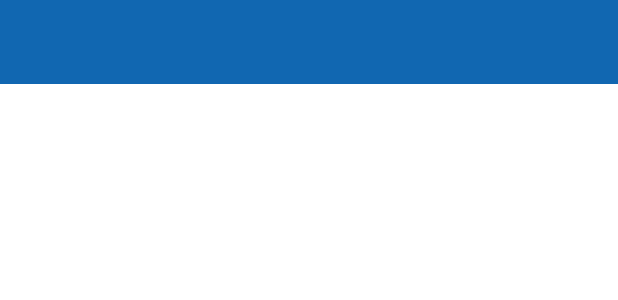
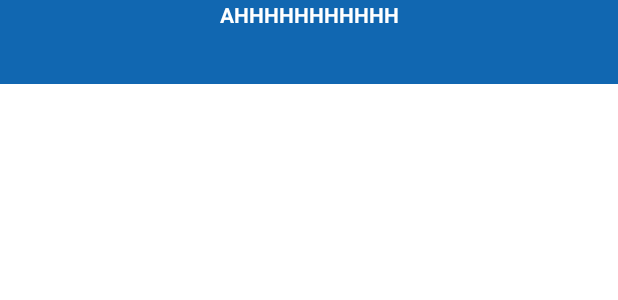
Before and after one commit to Julia-Martins/7MinWorkOut, an Android app: the layout activity_history.xml on its own in the app's theme, with its tools: preview values and no code run, on a phone screen of 412 x 824 dp. Shown: the top 300 px of the screen. Run offline under Robolectric (Android 15) with nearby library versions, the phone set to English and light mode, and no system bars.

Commit message:
Exercise App

```diff
--- a/app/src/main/res/layout/activity_history.xml
+++ b/app/src/main/res/layout/activity_history.xml
@@ -18,4 +18,15 @@
         app:layout_constraintTop_toTopOf="parent"
     />
 
+    <TextView
+        android:layout_width="match_parent"
+        android:layout_height="match_parent"
+
+        android:text="AHHHHHHHHHHH"
+        android:textColor="@color/white"
+        android:scrollbarSize="30dp"
+        android:textStyle="bold"
+        android:textAlignment="center"
+    />
+
 </androidx.constraintlayout.widget.ConstraintLayout>
```
